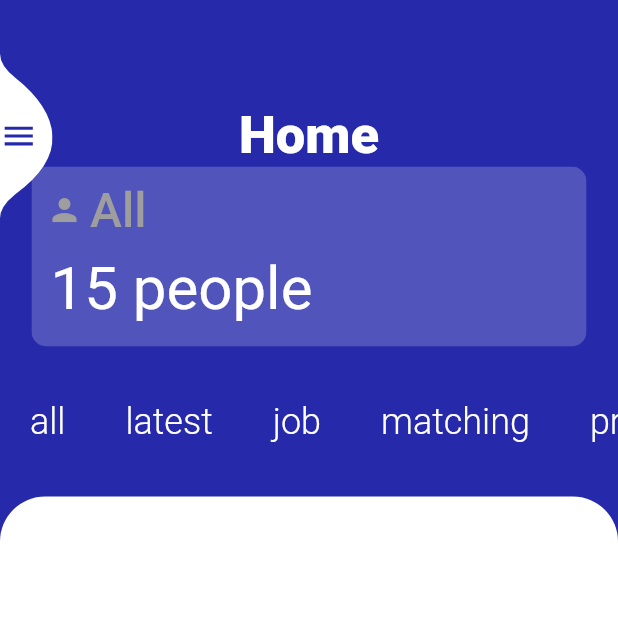
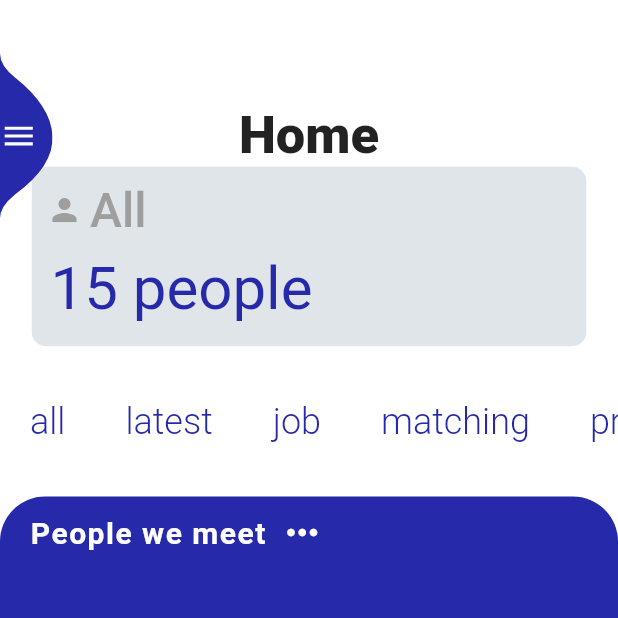
Before and after one commit to UserKazun/relationship_management, a Flutter app: the screen it shows after launch, on a phone screen of 412 x 824 dp, the top half of it. Run offline on Flutter 3.47's test engine with Material 2 defaults, Android fonts, the phone set to English and light mode, and no system bars; our stand-ins replace rxdart.

Commit message:
[update,create]Update Models folder.Create Person.

```diff
--- a/lib/screens/home_screen.dart
+++ b/lib/screens/home_screen.dart
@@ -8,7 +8,7 @@ class HomeScreen extends StatelessWidget {
   @override
   Widget build(BuildContext context) {
     return Container(
-      color: const Color(0xFF262AAA),
+      color: Colors.white,
       child: Row(
         children: <Widget>[
           Expanded(
@@ -20,7 +20,6 @@ class HomeScreen extends StatelessWidget {
                   style: TextStyle(
                     fontWeight: FontWeight.w900,
                     fontSize: 35,
-                    color: Colors.white
                   ),
                 ),
                 CategoryInfo(),
--- a/lib/widgets/category.dart
+++ b/lib/widgets/category.dart
@@ -17,7 +17,7 @@ class Category extends StatelessWidget {
               style: TextStyle(
                 fontWeight: FontWeight.w300,
                 fontSize: 24,
-                color: Colors.white
+                color: const Color(0xFF262AAA),
               ),
             ),
           ],
--- a/lib/widgets/category_info.dart
+++ b/lib/widgets/category_info.dart
@@ -8,7 +8,7 @@ class CategoryInfo extends StatelessWidget {
       child: Container(
         width: 370,
         height: 120,
-        color: Colors.white.withOpacity(0.2),
+        color: Colors.blueGrey.withOpacity(0.2),
         child: Column(
           children: <Widget>[
             Container(
@@ -37,7 +37,7 @@ class CategoryInfo extends StatelessWidget {
               child: Text('15 people',
                 style: TextStyle(
                   fontSize: 40,
-                  color: Colors.white,
+                  color: const Color(0xFF262AAA),
                 ),
               ),
             ),
--- a/lib/widgets/person.dart
+++ b/lib/widgets/person.dart
@@ -8,7 +8,7 @@ class Person extends StatelessWidget {
     return Expanded(
       child: Container(
         decoration: BoxDecoration(
-          color: Colors.white,
+          color: const Color(0xFF262AAA),
           borderRadius: BorderRadius.only(
             topLeft: Radius.circular(30.0),
             topRight: Radius.circular(30.0),
--- a/lib/widgets/sidebar.dart
+++ b/lib/widgets/sidebar.dart
@@ -67,7 +67,7 @@ class _SideBarState extends State<SideBar> with SingleTickerProviderStateMixin<S
             children: <Widget>[
               Expanded(
                 child: Container(
-                  color: Colors.white,
+                  color: const Color(0xFF262AAA),
                   child: Column(
                     children: <Widget>[
                       SizedBox(height: 50),
@@ -117,12 +117,12 @@ class _SideBarState extends State<SideBar> with SingleTickerProviderStateMixin<S
                     child: Container(
                       width: 35,
                       height: 110,
-                      color: Colors.white,
+                      color: const Color(0xFF262AAA),
                       alignment: Alignment.centerLeft,
                       child: AnimatedIcon(
                         progress: _animationController.view,
                         icon: AnimatedIcons.menu_close,
-                        color: const Color(0xFF262AAA),
+                        color: Colors.white,
                         size: 25,
                       ),
                     ),
```
Also changed, not shown: lib/models/person_detail_model.dart (added, +57 -0 lines), lib/models/person_model.dart (added, +11 -0 lines), assets/images/Avatar 17.png (added), assets/images/Avatar 6.png (added), lib/models/person_data.dart (deleted).
